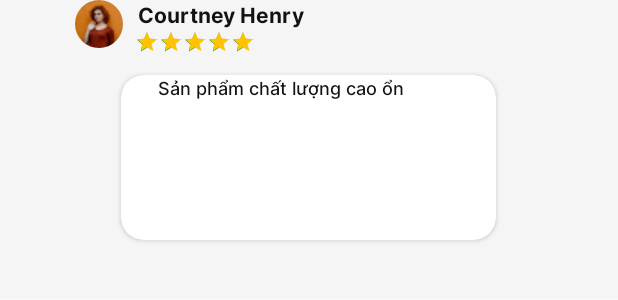
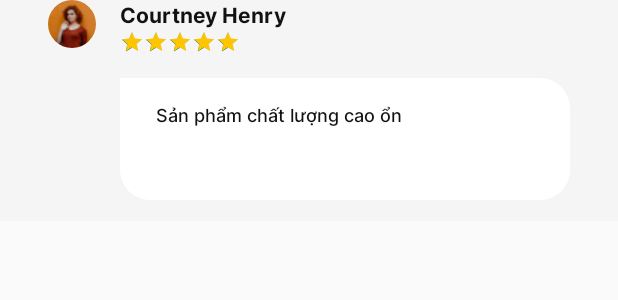
Before and after one commit to WhynotWang22/Ungdungmuadocongsonams_LTMT12, an Android app: the layout item_get_comment.xml on its own in the app's theme, with its tools: preview values and no code run, on a phone screen of 412 x 824 dp. Shown: the top 300 px of the screen. Run offline under Robolectric (Android 15) with nearby library versions, the phone set to English and light mode, and no system bars.

Commit message:
updated chuc nang 22/11

```diff
--- a/app/src/main/java/com/whynotquang/ungdungmuadocongsonam_ltmt12/Constain/AppConstain.java
+++ b/app/src/main/java/com/whynotquang/ungdungmuadocongsonam_ltmt12/Constain/AppConstain.java
@@ -1,6 +1,6 @@
 package com.whynotquang.ungdungmuadocongsonam_ltmt12.Constain;
 
 public  class AppConstain {
-    public static final String BASE_URL = "https://mofshop.shop/api/";
-//    public static final String BASE_URL = "http://192.168.1.174:3000/api/";
+//    public static final String BASE_URL = "https://mofshop.shop/api/";
+    public static final String BASE_URL = "http://192.168.1.174:3000/api/";
 }
--- a/app/src/main/java/com/whynotquang/ungdungmuadocongsonam_ltmt12/adapter/AoPoloAdapter.java
+++ b/app/src/main/java/com/whynotquang/ungdungmuadocongsonam_ltmt12/adapter/TopBanChayAdapter.java
@@ -18,11 +18,11 @@ import com.whynotquang.ungdungmuadocongsonam_ltmt12.model.Product;
 import java.text.DecimalFormat;
 import java.util.List;
 
-public class AoPoloAdapter extends RecyclerView.Adapter<AoPoloAdapter.viewholoder> {
+public class TopBanChayAdapter extends RecyclerView.Adapter<TopBanChayAdapter.viewholoder> {
     List<Product> productList;
     Context context;
 
-    public AoPoloAdapter(List<Product> productList, Context context) {
+    public TopBanChayAdapter(List<Product> productList, Context context) {
         this.productList = productList;
         this.context = context;
     }
--- /dev/null
+++ b/app/src/main/res/drawable/bg_comment.xml
@@ -0,0 +1,14 @@
+<?xml version="1.0" encoding="utf-8"?>
+<shape xmlns:android="http://schemas.android.com/apk/res/android">
+    <solid android:color="@color/white" />
+    <corners
+        android:bottomLeftRadius="20dp"
+        android:bottomRightRadius="20dp"
+        android:topRightRadius="20dp" />
+    <padding
+        android:bottom="48dp"
+        android:left="24dp"
+        android:right="24dp"
+        android:top="16dp" />
+
+</shape>
--- a/app/src/main/res/layout/item_category.xml
+++ b/app/src/main/res/layout/item_category.xml
@@ -5,7 +5,7 @@
     android:orientation="vertical"
     android:id="@+id/cardview_productcatgory"
     android:layout_marginTop="15dp"
-    android:layout_marginRight="18dp">
+    android:layout_marginRight="10dp">
 
     <de.hdodenhof.circleimageview.CircleImageView
         android:id="@+id/img_category"
--- a/app/src/main/res/layout/item_get_comment.xml
+++ b/app/src/main/res/layout/item_get_comment.xml
@@ -7,10 +7,8 @@
     android:background="@color/layout_checkout">
 
     <LinearLayout
-        android:layout_width="311dp"
-        android:layout_height="199dp"
-        android:layout_marginLeft="50dp"
-        android:gravity="center"
+        android:layout_width="match_parent"
+        android:layout_height="wrap_content"
         android:orientation="vertical">
 
         <LinearLayout
@@ -21,7 +19,7 @@
             <LinearLayout
                 android:layout_width="match_parent"
                 android:layout_height="40dp"
-                android:layout_marginBottom="10dp"
+                android:layout_marginLeft="32dp"
                 android:orientation="horizontal">
 
                 <de.hdodenhof.circleimageview.CircleImageView
@@ -30,51 +28,50 @@
                     android:layout_height="32dp"
                     android:src="@drawable/avatar_comment" />
 
+               <LinearLayout
+                   android:layout_marginLeft="16dp"
+                   android:layout_width="match_parent"
+                   android:layout_height="wrap_content"
+                   android:orientation="vertical">
                    <TextView
                        android:id="@+id/tv_name_cmt"
                        android:layout_width="match_parent"
                        android:layout_height="wrap_content"
-                    android:layout_marginLeft="10dp"
                        android:fontFamily="@font/interbold"
                        android:text="Courtney Henry"
                        android:textColor="@color/mauchu" />
-            </LinearLayout>
-
-            <LinearLayout
-                android:layout_width="match_parent"
-                android:layout_height="30dp"
-                android:layout_marginTop="-30dp"
-                android:orientation="vertical">
 
                    <RatingBar
                        android:progressTint="@color/rating"
-                    android:layout_marginLeft="40dp"
                        android:id="@+id/ratingbar"
                        style="@style/Widget.AppCompat.RatingBar.Small"
                        android:layout_width="wrap_content"
-                    android:layout_height="wrap_content"
+                       android:layout_height="15dp"
                        android:layout_alignRight="@+id/rating_5"
                        android:isIndicator="true"
                        android:numStars="5"
                        android:rating="5" />
                </LinearLayout>
+            </LinearLayout>
+            <RelativeLayout
+                android:layout_width="match_parent"
+                android:layout_height="wrap_content"
+                android:layout_marginLeft="80dp"
+                android:layout_marginTop="12dp"
+                android:layout_marginRight="32dp"
+                android:layout_marginBottom="14dp"
+                android:background="@drawable/bg_comment">
 
-            <androidx.cardview.widget.CardView
-                android:layout_width="250dp"
-                android:layout_height="110dp"
-                android:layout_gravity="center"
-                android:background="@color/white"
-                app:cardCornerRadius="15dp">
                 <TextView
                     android:id="@+id/ed_getcomment"
-                    android:layout_width="200dp"
-                    android:layout_height="110dp"
+                    android:layout_width="match_parent"
+                    android:layout_height="wrap_content"
                     android:layout_gravity="center"
                     android:fontFamily="@font/intermedium"
                     android:text="Sản phẩm chất lượng cao ổn"
                     android:textColor="@color/mauchu"
                     android:textSize="12dp" />
-            </androidx.cardview.widget.CardView>
+            </RelativeLayout>
         </LinearLayout>
     </LinearLayout>
 </RelativeLayout>
```
Also changed, not shown: app/src/main/java/com/whynotquang/ungdungmuadocongsonam_ltmt12/activity/CommentActivity.java (+6 -2 lines), app/src/main/java/com/whynotquang/ungdungmuadocongsonam_ltmt12/api/ApiService.java (+4 -3 lines), app/src/main/java/com/whynotquang/ungdungmuadocongsonam_ltmt12/fragment/HomeFragment.java (+11 -9 lines), app/src/main/res/layout/fragment_home.xml (+9 -6 lines). Lines whose indentation alone changed are shown as unchanged.
